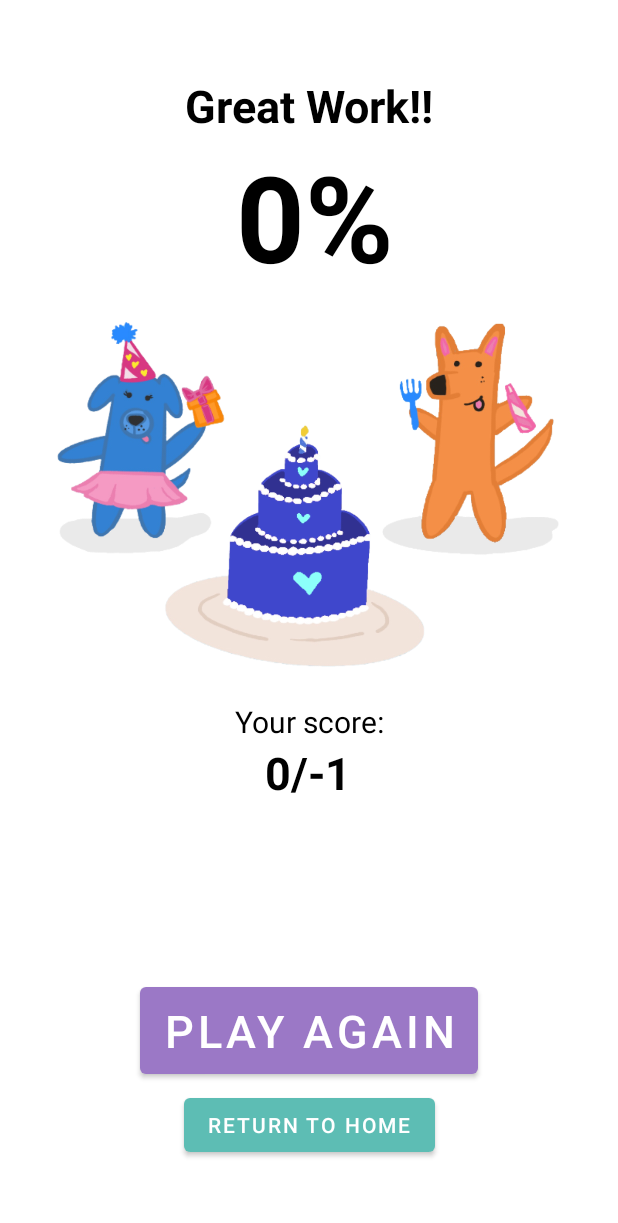
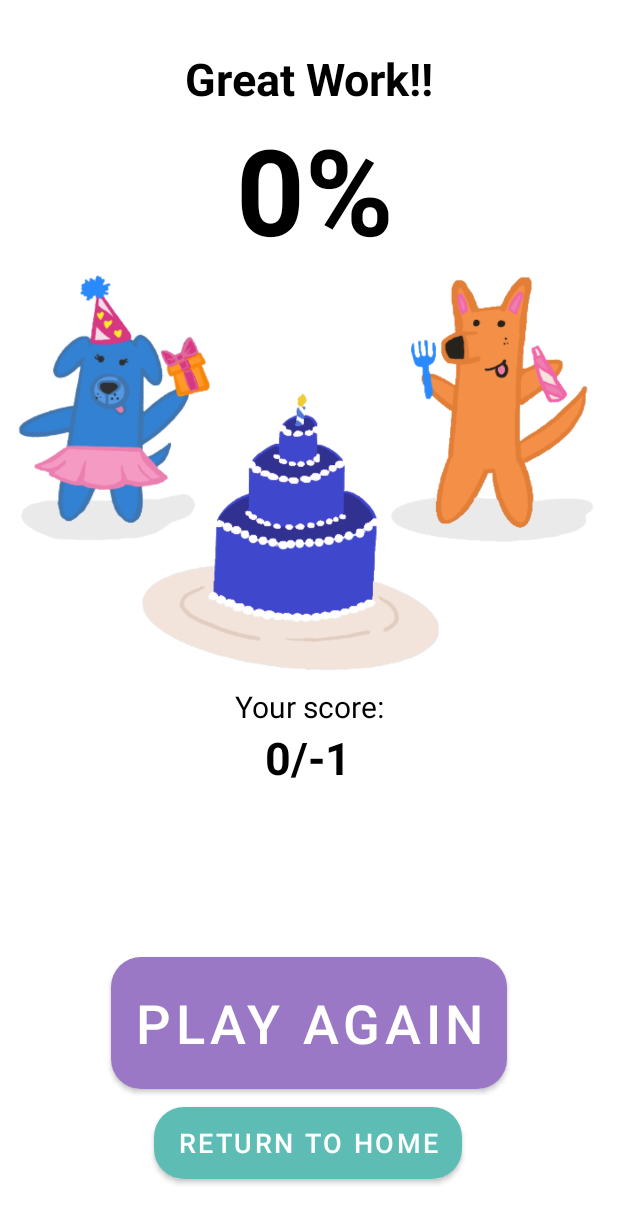
Before and after one commit to lukemjohnston/RefineMath, an Android app: the end_screen screen opened directly, with no data from a screen before it, on a phone screen of 412 x 824 dp. Shown: the top 1223 px of the screen. Run offline under Robolectric (Android 15) with nearby library versions, the light colour scheme and no system bars.

Commit message:
practice end screen

```diff
--- a/app/src/main/AndroidManifest.xml
+++ b/app/src/main/AndroidManifest.xml
@@ -9,9 +9,10 @@
         android:roundIcon="@mipmap/refine_icon_round"
         android:supportsRtl="true"
         android:theme="@style/Theme.MathFlash">
+        <activity android:name=".practice_end_screen"></activity>
         <activity
             android:name=".SettingsActivity"
-            android:label="@string/settings"/>
+            android:label="@string/settings" />
         <activity android:name=".end_screen" />
         <activity android:name=".wrong" />
         <activity android:name=".correct" />
--- a/app/src/main/res/layout/activity_end_screen.xml
+++ b/app/src/main/res/layout/activity_end_screen.xml
@@ -11,7 +11,7 @@
         android:id="@+id/textView2"
         android:layout_width="wrap_content"
         android:layout_height="wrap_content"
-        android:layout_marginTop="50dp"
+        android:layout_marginTop="32dp"
         android:text="Great Work!!"
         android:textColor="#000000"
         android:textSize="30sp"
@@ -50,48 +50,50 @@
         android:id="@+id/textView5"
         android:layout_width="wrap_content"
         android:layout_height="wrap_content"
-        android:layout_marginTop="16dp"
         android:text="Your score:"
         android:textColor="#000000"
         android:textSize="20sp"
         app:layout_constraintEnd_toEndOf="parent"
         app:layout_constraintStart_toStartOf="parent"
-        app:layout_constraintTop_toBottomOf="@+id/imageView6" />
+        app:layout_constraintTop_toBottomOf="@+id/imageView3" />
 
     <Button
-        android:id="@+id/button"
+        android:id="@+id/button3"
         android:layout_width="wrap_content"
-        android:layout_height="70dp"
-        android:layout_marginBottom="4dp"
+        android:layout_height="100dp"
         android:onClick="startGame"
         android:text="Play Again"
-        android:textSize="30dp"
+        android:textSize="36dp"
         android:theme="@style/Button.purple"
-        app:layout_constraintBottom_toTopOf="@+id/button2"
+        app:cornerRadius="20dp"
+        app:layout_constraintBottom_toTopOf="@+id/button4"
         app:layout_constraintEnd_toEndOf="parent"
         app:layout_constraintStart_toStartOf="parent" />
 
     <Button
-        android:id="@+id/button2"
+        android:id="@+id/button4"
         android:layout_width="wrap_content"
-        android:layout_height="wrap_content"
-        android:layout_marginBottom="50dp"
+        android:layout_height="60dp"
+        android:layout_marginBottom="32dp"
         android:onClick="returnMain"
         android:text="Return to Home"
-        android:textSize="14dp"
+        android:textSize="18dp"
         android:theme="@style/Button.teal"
+        app:cornerRadius="20dp"
         app:layout_constraintBottom_toBottomOf="parent"
         app:layout_constraintEnd_toEndOf="parent"
+        app:layout_constraintHorizontal_bias="0.497"
         app:layout_constraintStart_toStartOf="parent" />
 
+
     <ImageView
-        android:id="@+id/imageView6"
-        android:layout_width="353dp"
-        android:layout_height="238dp"
-        android:layout_marginTop="16dp"
+        android:id="@+id/imageView3"
+        android:layout_width="388dp"
+        android:layout_height="278dp"
         app:layout_constraintEnd_toEndOf="parent"
+        app:layout_constraintHorizontal_bias="0.457"
         app:layout_constraintStart_toStartOf="parent"
         app:layout_constraintTop_toBottomOf="@+id/percent"
-        app:srcCompat="@drawable/party_v3" />
+        app:srcCompat="@drawable/party_v4" />
 
 </androidx.constraintlayout.widget.ConstraintLayout>
```
Also changed, not shown: app/src/main/java/com/example/mathflash/correct.java (+7 -5 lines), app/src/main/java/com/example/mathflash/practice_end_screen.java (added, +37 -0 lines), app/src/main/res/layout/activity_practice_end_screen.xml (added, +72 -0 lines), app/src/main/res/drawable/party_v4.png (added).
